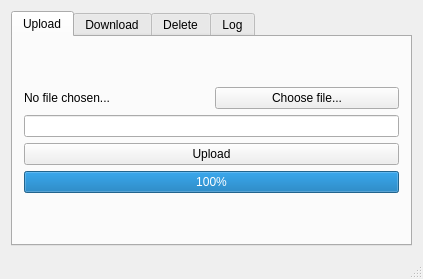
Qt form src/client/uploaderwindow.ui (aszczepanski/http-server) before a commit.
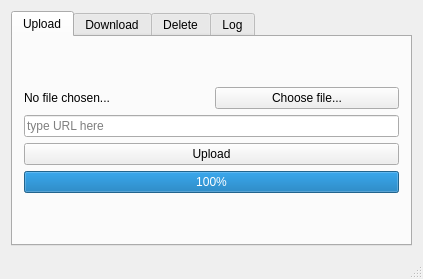
The same form after that commit.

Patch:
```diff
--- a/src/client/uploaderwindow.ui
+++ b/src/client/uploaderwindow.ui
@@ -84,6 +84,9 @@
               <property name="text">
                <string/>
               </property>
+              <property name="placeholderText">
+               <string>type URL here</string>
+              </property>
              </widget>
             </item>
            </layout>
```
